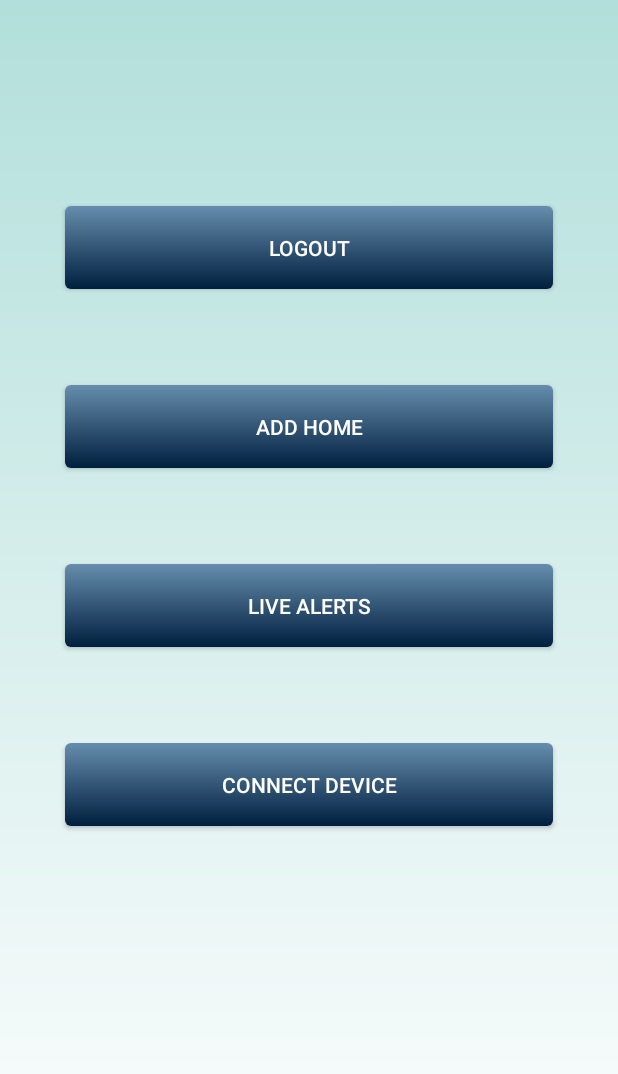
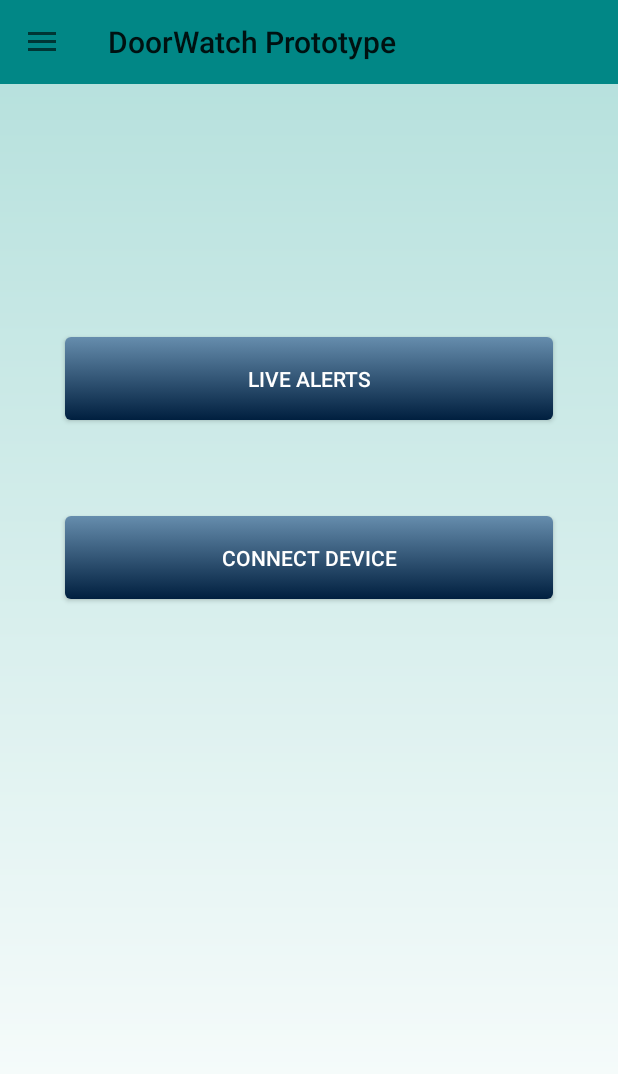
Before and after one commit to Rihazul/COEN-ELEC-390-PROJECT, an Android app: the screen it shows after launch once a user with an empty profile is signed in (MainActivity), on a phone screen of 412 x 824 dp. Shown: the top 1074 px of the screen. Run offline under Robolectric (Android 15) with nearby library versions, the phone set to English and light mode, and no system bars; our stand-ins replace Firebase (no records; nobody signed in at launch, a user with empty details on screens opened directly).

Commit message:
navigation drawer fixes

```diff
--- a/Prototype/app/src/main/AndroidManifest.xml
+++ b/Prototype/app/src/main/AndroidManifest.xml
@@ -29,7 +29,8 @@
         <activity android:name=".CameraFootageActivity" />
         <activity android:name=".CameraFootageDetailsActivity" />
         <activity android:name=".ConnectDeviceActivity" />
-        <activity android:name=".MainActivity" />
+        <activity android:name=".MainActivity"
+            android:theme="@style/AppTheme"/>
         <activity android:name=".SignUpActivity" />
         <activity android:name=".SignInActivity" />
         <activity android:name=".MotionSensorDataActivity" />
--- a/Prototype/app/src/main/java/com/example/prototype/MainActivity.java
+++ b/Prototype/app/src/main/java/com/example/prototype/MainActivity.java
@@ -1,80 +1,91 @@
 package com.example.prototype;
 
-import android.annotation.SuppressLint;
 import android.content.Intent;
+import android.content.res.Configuration;
 import android.os.Bundle;
-import android.view.Gravity;
+import android.util.Log;
 import android.view.MenuItem;
 import android.view.View;
 import android.widget.Button;
+import android.widget.TextView;
 
 import androidx.annotation.NonNull;
 import androidx.appcompat.app.ActionBarDrawerToggle;
 import androidx.appcompat.app.AppCompatActivity;
+import androidx.appcompat.widget.Toolbar;
 import androidx.core.view.GravityCompat;
 import androidx.drawerlayout.widget.DrawerLayout;
 
 import com.google.android.material.navigation.NavigationView;
+import com.google.firebase.auth.FirebaseAuth;
+import com.google.firebase.auth.FirebaseUser;
+import com.google.firebase.database.DataSnapshot;
+import com.google.firebase.database.DatabaseError;
+import com.google.firebase.database.DatabaseReference;
+import com.google.firebase.database.FirebaseDatabase;
+import com.google.firebase.database.ValueEventListener;
 
-import java.util.Objects;
-
-public class MainActivity extends AppCompatActivity {
+public class MainActivity extends AppCompatActivity implements NavigationView.OnNavigationItemSelectedListener {
 
     private DrawerLayout drawerLayout;
     private NavigationView navigationView;
     private ActionBarDrawerToggle drawerToggle;
-    private Button motionSensorButton;
-    private Button logoutButton;
-    private Button usSensorButton;
-    private Button camFootageButton;
+    private Toolbar toolbar;
     private Button liveAlertsButton;
     private Button connectDeviceButton;
-    private Button addHomeButton;
+    private TextView userNameTextView;
+    private TextView userEmailTextView;
 
     @Override
     protected void onCreate(Bundle savedInstanceState) {
         super.onCreate(savedInstanceState);
         setContentView(R.layout.activity_main);
-        Objects.requireNonNull(getSupportActionBar()).hide();
 
-        //motionSensorButton = findViewById(R.id.motionSensorButton);
-        logoutButton = findViewById(R.id.logoutButton);
-        //usSensorButton = findViewById(R.id.usSensorButton);
-        //camFootageButton = findViewById(R.id.camFootageButton);
-        addHomeButton = findViewById(R.id.addHomeButton);
+        toolbar = findViewById(R.id.toolbar);
+        setSupportActionBar(toolbar);
+
+        navigationView = findViewById(R.id.nav_view);
+        navigationView.setNavigationItemSelectedListener(this);
+
+        drawerLayout = findViewById(R.id.drawer_layout);
+        drawerToggle = new ActionBarDrawerToggle(this, drawerLayout, toolbar, R.string.open, R.string.close);
+        drawerLayout.addDrawerListener(drawerToggle);
+        drawerToggle.syncState();
+
+        getSupportActionBar().setDisplayHomeAsUpEnabled(true);
+
         liveAlertsButton = findViewById(R.id.liveAlertsButton);
         connectDeviceButton = findViewById(R.id.connectDeviceButton);
 
+        FirebaseUser currentUser = FirebaseAuth.getInstance().getCurrentUser();
+        if (currentUser != null) {
+            String userId = currentUser.getUid();
+            DatabaseReference databaseReference = FirebaseDatabase.getInstance().getReference("users").child(userId);
 
-        /*motionSensorButton.setOnClickListener(new View.OnClickListener() {
-            @Override
-            public void onClick(View view) {
-                goToMotionSensorDataActivity();
-            }
-        });*/
+            databaseReference.addListenerForSingleValueEvent(new ValueEventListener() {
+                @Override
+                public void onDataChange(DataSnapshot dataSnapshot) {
+                    User user = dataSnapshot.getValue(User.class);
+                    if (user != null) {
+                        String userFirstName = user.getFirstName();
+                        String userLastName = user.getLastName();
+                        String userEmail = user.getEmail();
 
-        logoutButton.setOnClickListener(view -> new LogoutConfirmationDialogFragment().show(getSupportFragmentManager(), "LogoutConfirmationDialogFragment"));
+                        View headerView = navigationView.getHeaderView(0);
+                        userNameTextView = headerView.findViewById(R.id.navHeaderUserName);
+                        userEmailTextView = headerView.findViewById(R.id.navHeaderUserEmail);
 
-       /* usSensorButton.setOnClickListener(new View.OnClickListener() {
-            @Override
-            public void onClick(View view) {
-                goToUSSensorDataActivity();
-            }
-        });
+                        userNameTextView.setText(userFirstName + " " + userLastName);
+                        userEmailTextView.setText(userEmail);
+                    }
+                }
 
-        camFootageButton.setOnClickListener(new View.OnClickListener() {
-            @Override
-            public void onClick(View view) {
-                goToCameraFootageActivity();
-            }
-        });*/
-
-        addHomeButton.setOnClickListener(new View.OnClickListener() {
-            @Override
-            public void onClick(View view) {
-                goToAddHomeActivity();
-            }
-        });
+                @Override
+                public void onCancelled(DatabaseError databaseError) {
+                    Log.w("MainActivity", "loadUser:onCancelled", databaseError.toException());
+                }
+            });
+        }
 
         liveAlertsButton.setOnClickListener(new View.OnClickListener() {
             @Override
@@ -91,6 +102,50 @@ public class MainActivity extends AppCompatActivity {
         });
     }
 
+    @Override
+    public boolean onOptionsItemSelected(MenuItem item) {
+        if (drawerToggle.onOptionsItemSelected(item)) {
+            return true;
+        }
+
+        return super.onOptionsItemSelected(item);
+    }
+
+    @Override
+    protected void onPostCreate(Bundle savedInstanceState) {
+        super.onPostCreate(savedInstanceState);
+        if (drawerToggle != null) {
+            drawerToggle.syncState();
+        }
+    }
+
+    @Override
+    public void onConfigurationChanged(Configuration newConfig) {
+        super.onConfigurationChanged(newConfig);
+        if (drawerToggle != null) {
+            drawerToggle.onConfigurationChanged(newConfig);
+        }
+    }
+
+    @Override
+    public boolean onNavigationItemSelected(@NonNull MenuItem item) {
+        int id = item.getItemId();
+
+        if (id == R.id.homeSettings) {
+
+        } else if (id == R.id.addHome) {
+            goToAddHomeActivity();
+        } else if (id == R.id.profileInformation) {
+
+        } else if (id == R.id.settings) {
+
+        } else if (id == R.id.logout) {
+            new LogoutConfirmationDialogFragment().show(getSupportFragmentManager(), "LogoutConfirmationDialogFragment");
+        }
+
+        drawerLayout.closeDrawer(GravityCompat.START);
+        return true;
+    }
 
     private void goToMotionSensorDataActivity() {
         Intent intent = new Intent(getApplicationContext(), MotionSensorDataActivity.class);
--- a/Prototype/app/src/main/res/layout/activity_main.xml
+++ b/Prototype/app/src/main/res/layout/activity_main.xml
@@ -1,84 +1,30 @@
 <?xml version="1.0" encoding="utf-8"?>
-<androidx.constraintlayout.widget.ConstraintLayout
+<androidx.drawerlayout.widget.DrawerLayout
     xmlns:android="http://schemas.android.com/apk/res/android"
     xmlns:app="http://schemas.android.com/apk/res-auto"
     xmlns:tools="http://schemas.android.com/tools"
+    android:id="@+id/drawer_layout"
     android:layout_width="match_parent"
     android:layout_height="match_parent"
     android:background="@drawable/background_gradient"
     tools:context=".MainActivity">
 
-    <!--<androidx.appcompat.widget.AppCompatButton
-        android:id="@+id/motionSensorButton"
-        android:layout_width="325dp"
-        android:layout_height="55dp"
-        android:background="@drawable/button_gradient"
-        android:backgroundTint="@null"
-        android:text="@string/motion_sensor"
-        android:textColor="@color/white"
-        app:layout_constraintBottom_toBottomOf="parent"
-        app:layout_constraintEnd_toEndOf="parent"
+    <androidx.constraintlayout.widget.ConstraintLayout
+        android:layout_width="match_parent"
+        android:layout_height="match_parent"
+        android:background="@drawable/background_gradient"
+        tools:context=".MainActivity">
+
+        <androidx.appcompat.widget.Toolbar
+            android:id="@+id/toolbar"
+            android:layout_width="match_parent"
+            android:layout_height="?attr/actionBarSize"
+            android:background="@color/teal_700"
+            app:layout_constraintTop_toTopOf="parent"
             app:layout_constraintStart_toStartOf="parent"
-        app:layout_constraintTop_toTopOf="parent"
-        app:layout_constraintVertical_bias="0.15" />-->
+            app:layout_constraintEnd_toEndOf="parent">
 
-    <!--<androidx.appcompat.widget.AppCompatButton
-        android:id="@+id/usSensorButton"
-        android:layout_width="325dp"
-        android:layout_height="55dp"
-        android:background="@drawable/button_gradient"
-        android:backgroundTint="@null"
-        android:text="@string/ultrasonic_sensor_data"
-        android:textColor="@color/white"
-        app:layout_constraintBottom_toBottomOf="parent"
-        app:layout_constraintEnd_toEndOf="parent"
-        app:layout_constraintStart_toStartOf="parent"
-        app:layout_constraintTop_toBottomOf="@+id/logoutButton"
-        app:layout_constraintVertical_bias="0.117" />-->
-
-    <androidx.appcompat.widget.AppCompatButton
-        android:id="@+id/logoutButton"
-        android:layout_width="325dp"
-        android:layout_height="55dp"
-        android:layout_marginTop="64dp"
-        android:background="@drawable/button_gradient"
-        android:backgroundTint="@null"
-        android:text="@string/logout"
-        android:textColor="@color/white"
-        app:layout_constraintBottom_toBottomOf="parent"
-        app:layout_constraintEnd_toEndOf="parent"
-        app:layout_constraintStart_toStartOf="parent"
-        app:layout_constraintTop_toTopOf="parent"
-        app:layout_constraintVertical_bias="0.104" />
-
-    <androidx.appcompat.widget.AppCompatButton
-        android:id="@+id/addHomeButton"
-        android:layout_width="325dp"
-        android:layout_height="55dp"
-        android:background="@drawable/button_gradient"
-        android:backgroundTint="@null"
-        android:text="@string/add_home"
-        android:textColor="@color/white"
-        android:layout_marginTop="64dp"
-        app:layout_constraintBottom_toBottomOf="parent"
-        app:layout_constraintEnd_toEndOf="parent"
-        app:layout_constraintStart_toStartOf="parent"
-        app:layout_constraintTop_toBottomOf="@+id/logoutButton"
-        app:layout_constraintVertical_bias="0.0" />
-
-    <!--<androidx.appcompat.widget.AppCompatButton
-        android:id="@+id/camFootageButton"
-        android:layout_width="325dp"
-        android:layout_height="55dp"
-        android:background="@drawable/button_gradient"
-        android:backgroundTint="@null"
-        android:text="@string/cam_footage"
-        android:textColor="@color/white"
-        app:layout_constraintBottom_toBottomOf="parent"
-        app:layout_constraintEnd_toEndOf="parent"
-        app:layout_constraintStart_toStartOf="parent"
-        app:layout_constraintTop_toBottomOf="@+id/addHomeButton"
-        app:layout_constraintVertical_bias="0.15" />-->
+        </androidx.appcompat.widget.Toolbar>
 
         <androidx.appcompat.widget.AppCompatButton
             android:id="@+id/liveAlertsButton"
@@ -88,12 +34,11 @@
             android:backgroundTint="@null"
             android:text="@string/live_alerts"
             android:textColor="@color/white"
-        android:layout_marginTop="64dp"
             app:layout_constraintBottom_toBottomOf="parent"
             app:layout_constraintEnd_toEndOf="parent"
             app:layout_constraintStart_toStartOf="parent"
-        app:layout_constraintTop_toBottomOf="@+id/addHomeButton"
-        app:layout_constraintVertical_bias="0.0" />
+            app:layout_constraintTop_toBottomOf="@+id/toolbar"
+            app:layout_constraintVertical_bias="0.237" />
 
         <androidx.appcompat.widget.AppCompatButton
             android:id="@+id/connectDeviceButton"
@@ -110,5 +55,16 @@
             app:layout_constraintTop_toBottomOf="@+id/liveAlertsButton"
             app:layout_constraintVertical_bias="0.0" />
 
+    </androidx.constraintlayout.widget.ConstraintLayout>
 
-</androidx.constraintlayout.widget.ConstraintLayout>
+    <com.google.android.material.navigation.NavigationView
+        android:layout_width="wrap_content"
+        android:layout_height="match_parent"
+        app:headerLayout="@layout/navigation_header"
+        app:menu="@menu/main_menu"
+        tools:ignore="MissingConstraints"
+        android:id="@+id/nav_view"
+        android:layout_gravity="start"/>
+
+
+</androidx.drawerlayout.widget.DrawerLayout>
--- a/Prototype/app/src/main/res/layout/navigation_drawer.xml
+++ b/Prototype/app/src/main/res/layout/navigation_drawer.xml
@@ -6,7 +6,7 @@
     android:layout_width="match_parent"
     android:layout_height="match_parent"
     android:id="@+id/drawer_layout"
-    tools:context=".Navigation_drawer"
+    tools:context=".MainActivity"
     android:fitsSystemWindows="true"
     tools:openDrawer="start">
 
--- a/Prototype/app/src/main/res/layout/navigation_header.xml
+++ b/Prototype/app/src/main/res/layout/navigation_header.xml
@@ -6,23 +6,24 @@
     android:padding="20dp"
     android:gravity="bottom"
     android:orientation="vertical"
-    android:background="#1DACD6">
+    android:background="@color/teal_700">
 
     <TextView
+        android:id="@+id/navHeaderUserName"
         android:layout_width="wrap_content"
         android:layout_height="wrap_content"
         android:text="Your name"
-        android:textColor="@color/black"
+        android:textColor="@color/white"
         android:textSize="30dp"
         android:textStyle="bold" />
 
     <TextView
+        android:id="@+id/navHeaderUserEmail"
         android:layout_width="wrap_content"
         android:layout_height="wrap_content"
         android:text="Your email"
-        android:textColor="@color/black"
+        android:textColor="@color/white"
         android:textSize="18dp"
-        android:textStyle="bold"
-        />
+        android:textStyle="bold" />
 
 </LinearLayout>
--- a/Prototype/app/src/main/res/menu/main_menu.xml
+++ b/Prototype/app/src/main/res/menu/main_menu.xml
@@ -3,7 +3,7 @@
     xmlns:android="http://schemas.android.com/apk/res/android"
     xmlns:tools="http://schemas.android.com/tools"
     tools:showIn="navigation_view">
-    <group android:checkableBehavior="single">
+   <!-- <group android:checkableBehavior="single">
         <item android:id="@+id/home"
          android:title="Home"
          />
@@ -13,12 +13,27 @@
         <item android:id="@+id/gallery"
             android:title="Gallery"
             />
-    </group>
+    </group>-->
+    <item android:title="Home Management">
+        <menu>
+            <group android:checkableBehavior="single">
+                <item android:id="@+id/homeSettings"
+                    android:title="Manage Homes"
+                    />
+                <item android:id="@+id/addHome"
+                    android:title="@string/add_home"
+                    />
+            </group>
+        </menu>
+    </item>
     <item android:title="Profile">
         <menu>
             <group android:checkableBehavior="single">
-                <item android:title="About"
-                    android:id="@+id/about"
+                <item android:title="Profile Information"
+                    android:id="@+id/profileInformation"
+                    />
+                <item android:id="@+id/settings"
+                    android:title="Settings"
                     />
                 <item android:id="@+id/logout"
                     android:title="Logout"
@@ -26,7 +41,7 @@
             </group>
         </menu>
     </item>
-    <item android:title="Communication">
+   <!-- <item android:title="Communication">
         <menu>
             <group android:checkableBehavior="single">
                 <item android:title="Share"
@@ -37,9 +52,5 @@
                     />
             </group>
         </menu>
-    </item>
-
-
-
-
+    </item>-->
 </menu>
--- a/Prototype/app/src/main/res/values/strings.xml
+++ b/Prototype/app/src/main/res/values/strings.xml
@@ -65,4 +65,6 @@
     <string name="verify_the_email_before_joining_in">Verify the email before joining in!</string>
     <string name="failed_to_save_user_profile_information_please_try_again">Failed to save user profile information. Please try again</string>
     <string name="an_account_with_this_email_already_exists">An account with this email already exists!</string>
+    <string name="navigation_drawer_open">Open</string>
+    <string name="navigation_drawer_close">Close</string>
 </resources>
--- a/Prototype/app/src/main/res/values/themes.xml
+++ b/Prototype/app/src/main/res/values/themes.xml
@@ -19,6 +19,12 @@
         <item name="colorAccent">@color/deep_navy_blue</item>
     </style>
 
+    <style name="AppTheme" parent="Theme.AppCompat.Light.NoActionBar">
+        <item name="buttonGradientStartColor">@color/light_blue</item>
+        <item name="buttonGradientEndColor">@color/dark_blue</item>
+        <item name="buttonBorderColor">@color/dark_blue</item>
+    </style>
+
     <attr name="buttonGradientStartColor" format="color" />
     <attr name="buttonGradientEndColor" format="color" />
     <attr name="buttonBorderColor" format="color" />
```
Lines whose indentation alone changed are shown as unchanged.
